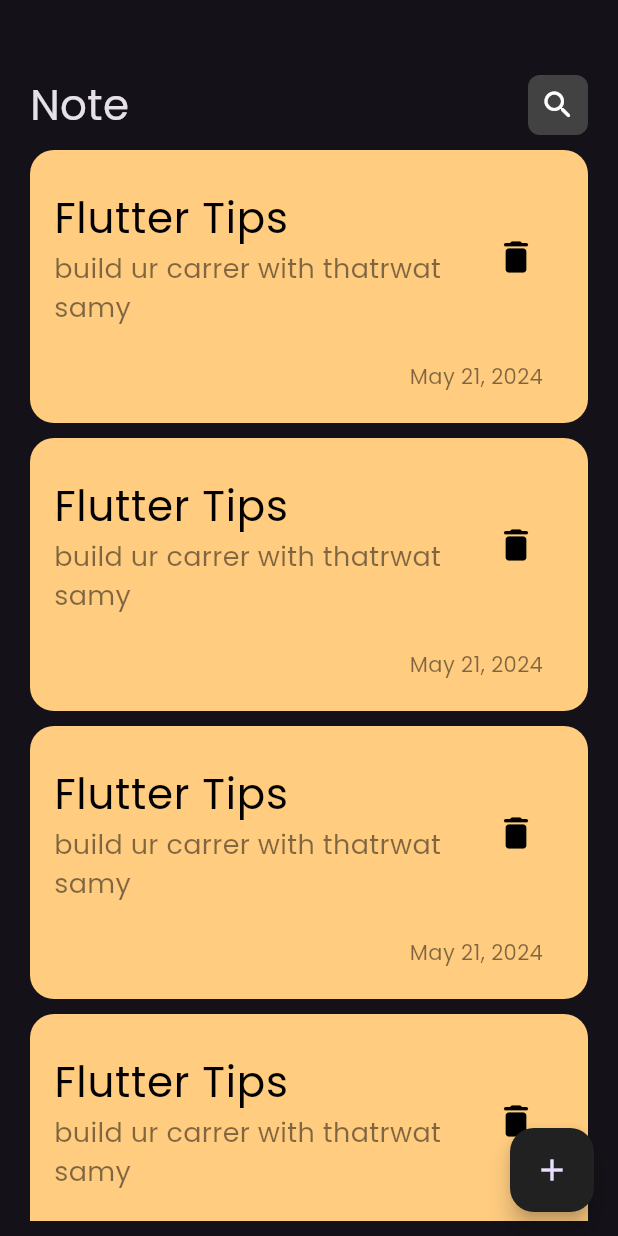
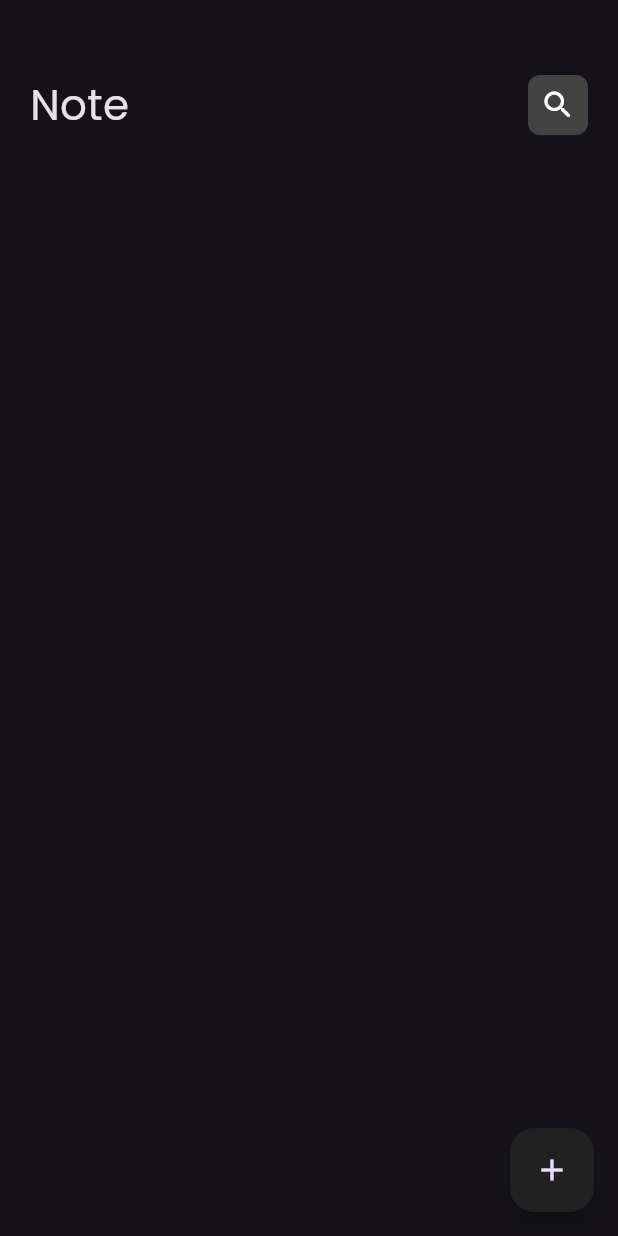
Before and after one commit to marcolous/Flutter-Notes, a Flutter app: the screen it shows after launch, on a phone screen of 412 x 824 dp. Run offline on Flutter 3.47's test engine with Material 3 defaults, Android fonts, the phone set to English and light mode, and no system bars; our stand-ins replace bloc, flutter_bloc, hive, hive_flutter; accounts and stored records are empty.

Commit message:
display notes part 1

```diff
--- a/lib/cubits/notes_cubit/notes_state.dart
+++ b/lib/cubits/notes_cubit/notes_state.dart
@@ -4,17 +4,3 @@ part of 'notes_cubit.dart';
 abstract class NotesState {}
 
 class NotesInitial extends NotesState {}
-
-class NotesLoading extends NotesState {}
-
-class NotesSuccess extends NotesState {
-  final List<NoteModel> notes;
-
-  NotesSuccess({required this.notes});
-}
-
-class NotesFailure extends NotesState {
-  final String errMessage;
-
-  NotesFailure({required this.errMessage});
-}
--- a/lib/views/widgets/note_item.dart
+++ b/lib/views/widgets/note_item.dart
@@ -2,8 +2,8 @@ import 'package:flutter/material.dart';
 import 'package:notes_app/views/widgets/edit_note_view.dart';
 
 class NoteItem extends StatelessWidget {
-  const NoteItem({super.key});
-
+  const NoteItem({super.key, required this.title, required this.subTitle});
+  final String title, subTitle;
   @override
   Widget build(BuildContext context) {
     return GestureDetector(
@@ -27,12 +27,12 @@ class NoteItem extends StatelessWidget {
           crossAxisAlignment: CrossAxisAlignment.end,
           children: [
             ListTile(
-              title: const Text(
-                'Flutter Tips',
-                style: TextStyle(fontSize: 28, color: Colors.black),
+              title: Text(
+                title,
+                style: const TextStyle(fontSize: 28, color: Colors.black),
               ),
               subtitle: Text(
-                'build ur carrer with thatrwat samy',
+                subTitle,
                 style: TextStyle(
                     fontSize: 18, color: Colors.black.withOpacity(0.5)),
               ),
@@ -48,7 +48,7 @@ class NoteItem extends StatelessWidget {
             Padding(
               padding: const EdgeInsets.only(right: 30, bottom: 5, top: 15),
               child: Text(
-                'May 21, 2024',
+                DateTime.now().toString(),
                 style: TextStyle(
                     fontSize: 14, color: Colors.black.withOpacity(0.5)),
               ),
--- a/lib/views/widgets/notes_list_view.dart
+++ b/lib/views/widgets/notes_list_view.dart
@@ -1,4 +1,7 @@
 import 'package:flutter/material.dart';
+import 'package:flutter_bloc/flutter_bloc.dart';
+import 'package:notes_app/cubits/notes_cubit/notes_cubit.dart';
+import 'package:notes_app/models/note_model.dart';
 import 'package:notes_app/views/widgets/note_item.dart';
 
 class NotesListView extends StatelessWidget {
@@ -6,20 +9,29 @@ class NotesListView extends StatelessWidget {
 
   @override
   Widget build(BuildContext context) {
+    return BlocBuilder<NotesCubit, NotesState>(
+      builder: (context, state) {
+        List<NoteModel> notes =
+            BlocProvider.of<NotesCubit>(context).notes ?? [];
         return Expanded(
           child: Padding(
             padding: const EdgeInsets.symmetric(vertical: 10),
             child: ListView.builder(
               padding: EdgeInsets.zero,
-          itemCount: 20,
+              itemCount: notes.length,
               itemBuilder: (context, index) {
                 return const Padding(
                   padding: EdgeInsets.only(bottom: 10),
-              child: NoteItem(),
+                  child: NoteItem(
+                    title: 's',
+                    subTitle: 's',
+                  ),
                 );
               },
             ),
           ),
         );
+      },
+    );
   }
 }
```
Also changed, not shown: lib/cubits/notes_cubit/notes_cubit.dart (+4 -7 lines). Lines whose indentation alone changed are shown as unchanged.
